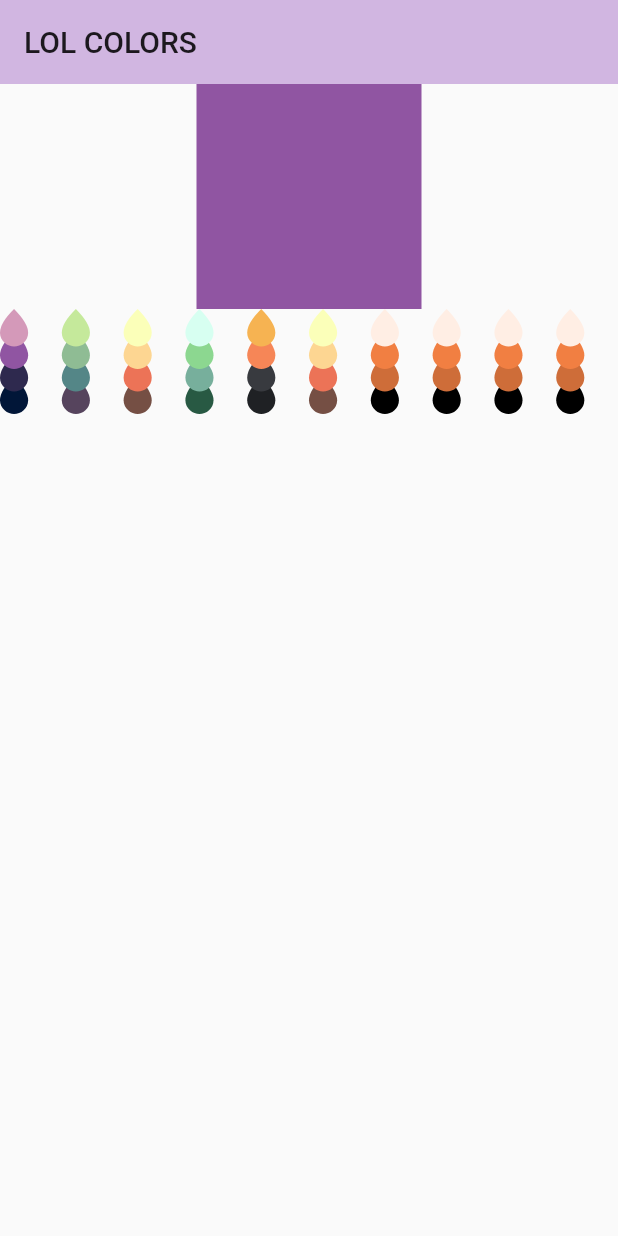
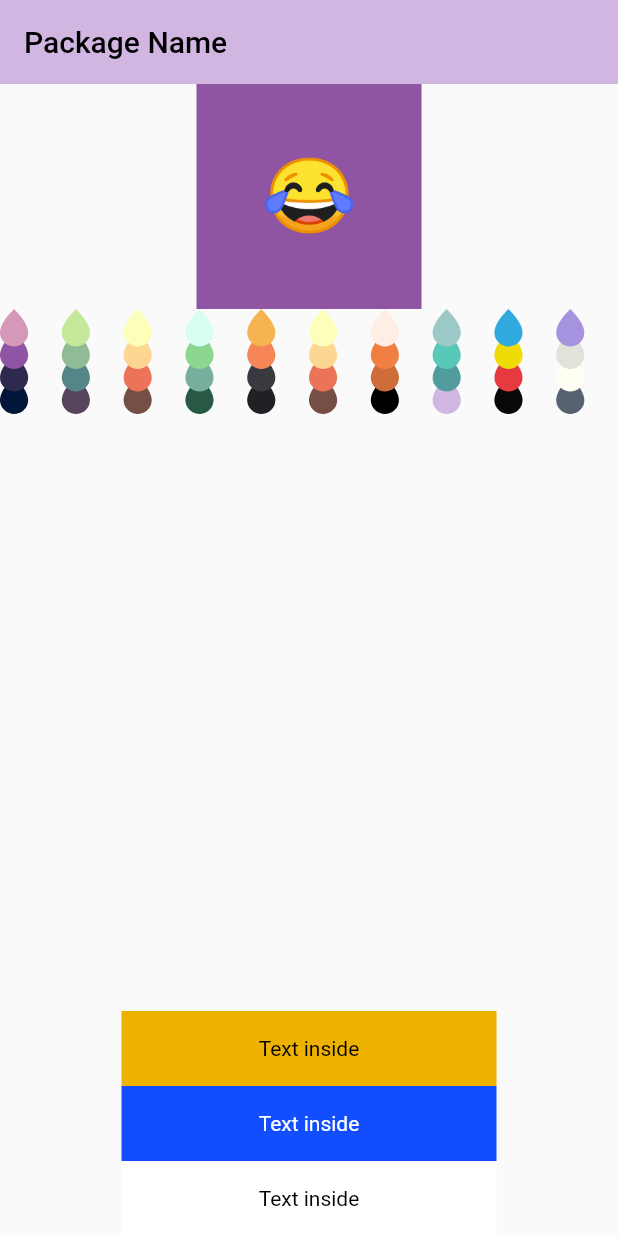
Before and after one commit to SergioEric/lol_colors_flutter, a Flutter app: the screen it shows after launch, on a phone screen of 412 x 824 dp. Run offline on Flutter 3.47's test engine with Material 2 defaults, Android fonts, the phone set to English and light mode, and no system bars.

Commit message:
feat: Color Extension started

```diff
--- a/project/example/lib/drop.widget.dart
+++ b/project/example/lib/drop.widget.dart
@@ -24,7 +24,7 @@ class DropColor extends StatelessWidget {
   Widget build(BuildContext context) {
     //TODO: replace Size/Ratio with enum types
     if(size != null){
-      print(size.aspectRatio);
+      // print(size.aspectRatio);
       if(size.aspectRatio != 0.75){
         return Expanded(
           child: Column(
--- a/project/example/lib/main.dart
+++ b/project/example/lib/main.dart
@@ -1,6 +1,6 @@
 import 'package:flutter/material.dart';
 import 'package:lol_colors_flutter/lol_colors_flutter.dart';
-
+import 'package:lol_colors_flutter/color_extension.dart';
 import 'drop.widget.dart';
 
 void main() {
@@ -25,10 +25,14 @@ class MyApp extends StatelessWidget {
 class HomePage extends StatelessWidget {
   @override
   Widget build(BuildContext context) {
+    print(LolColors.c1278_1[700].computeLuminance());
+    print(values(LolColors.c1278_1[700]));
     return Scaffold(
       appBar: AppBar(
         elevation: 0,
-        title: Text("LOL COLORS"),
+        title: Text("Package Name", style: TextStyle(
+          color: Theme.of(context).primaryColor.isDark() ? Colors.black : Colors.white
+        ),),
         // backgroundColor: LolColors.color_4714_1[600],
       ),
       body: Column(
@@ -39,6 +43,7 @@ class HomePage extends StatelessWidget {
           Container(
             height: 150,
             width: 150,
+            child: Center(child: Text("😂", style: TextStyle(color: Colors.green,fontSize: 50),)),
             decoration: BoxDecoration(
               color: LolColors.c1070_3,
             ),
@@ -54,10 +59,40 @@ class HomePage extends StatelessWidget {
                 DropColor(colors: LolColors.colors_1477,size: Size(18.75,25), ),
                 DropColor(colors: LolColors.colors_1294,size: Size(18.75,25), ),
                 DropColor(colors: LolColors.colors_2209,size: Size(18.75,25), ),
-                DropColor(colors: LolColors.colors_2209,size: Size(18.75,25), ),
-                DropColor(colors: LolColors.colors_2209,size: Size(18.75,25), ),
-                DropColor(colors: LolColors.colors_2209,size: Size(18.75,25), ),
+                DropColor(colors: LolColors.colors_4714,size: Size(18.75,25), ),
+                DropColor(colors: LolColors.colors_2877,size: Size(18.75,25), ),
+                DropColor(colors: LolColors.colors_2046,size: Size(18.75,25), ),
               ],
+            ),
+          ),
+          Container(
+            width: 250,
+            height: 50,
+            color: LolColors.c2877_3[700],
+            child: Center(
+              child: Text("Text inside", style: TextStyle(
+                color: LolColors.c2877_3[700].isDark() ? Colors.black : Colors.white
+              ),),
+            ),
+          ),
+          Container(
+            width: 250,
+            height: 50,
+            color: LolColors.c2877_3[700].negate(),
+            child: Center(
+              child: Text("Text inside", style: TextStyle(
+                color: LolColors.c2877_3[700].negate().isDark() ? Colors.black : Colors.white
+              ),),
+            ),
+          ),
+          Container(
+            width: 250,
+            height: 50,
+            color: Colors.black.negate(),
+            child: Center(
+              child: Text("Text inside", style: TextStyle(
+                color: Colors.black.negate().isDark() ? Colors.black : Colors.white
+              ),),
             ),
           ),
         ],
@@ -72,3 +107,14 @@ final List<Color> colors = [
   Color(0xff000cc0),
   Color(0xffcceefe),
 ];
+
+String values(Color color){
+  // color.opacity;
+  return
+  '''
+    toString()    : ${color.toString()},
+    color.value   : ${color.value},
+    color.opacity : ${color.opacity},
+    toRBG         : ${color.toRBG()}
+   ''';
+}
--- a/project/pubspec.yaml
+++ b/project/pubspec.yaml
@@ -3,7 +3,7 @@
 # Color Variations for accessibility made with https://material.io/design/color/the-color-system.html#tools-for-picking-colors
 name: lol_colors_flutter
 description: Flutter package for lolcolors page, based on web design rankings colors
-version: 0.0.3
+version: 0.1.0
 maintainer: Sergio Eric (@sergioemr)
 homepage: https://www.webdesignrankings.com/resources/lolcolors/
 repository: https://github.com/SergioEric/lol_colors_flutter/tree/master/project
```
Also changed, not shown: project/lib/color_extension.dart (added, +53 -0 lines), project/example/pubspec.lock, 2 other files.
